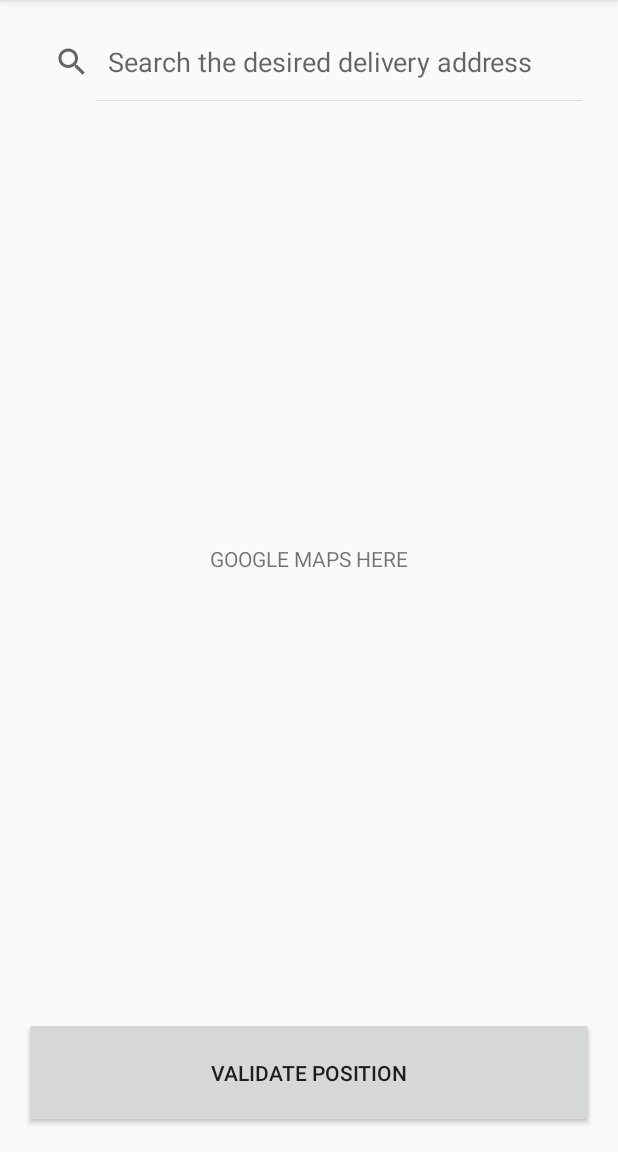
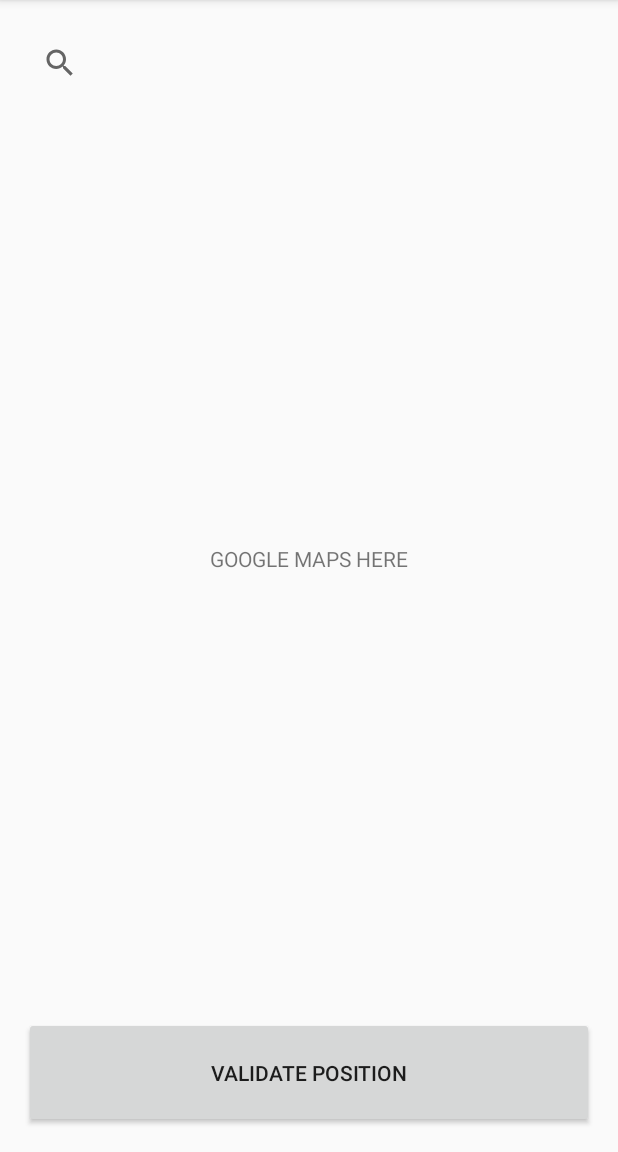
Before and after one commit to GaspardC/UDLE_Android_Food_DeliveryProject, an Android app: the MapActivity screen opened directly, with no data from a screen before it, on a phone screen of 412 x 824 dp, the part 84-1236 px from its top. Run offline under Robolectric (Android 15) with nearby library versions, the light colour scheme and no system bars.

Commit message:
MapActivity: searchView deactivate by default.

```diff
--- a/UDle/app/src/main/res/layout/activity_map.xml
+++ b/UDle/app/src/main/res/layout/activity_map.xml
@@ -17,8 +17,7 @@
         android:layout_width="fill_parent"
         android:layout_height="0dp"
         android:layout_weight="7"
-        android:queryHint="@string/MenuMap_SearchHint"
-        android:iconifiedByDefault="false" />
+        android:queryHint="@string/MenuMap_SearchHint" />
 
     <TextView
         android:id="@+id/MenuMap_GoogleMaps"
```
